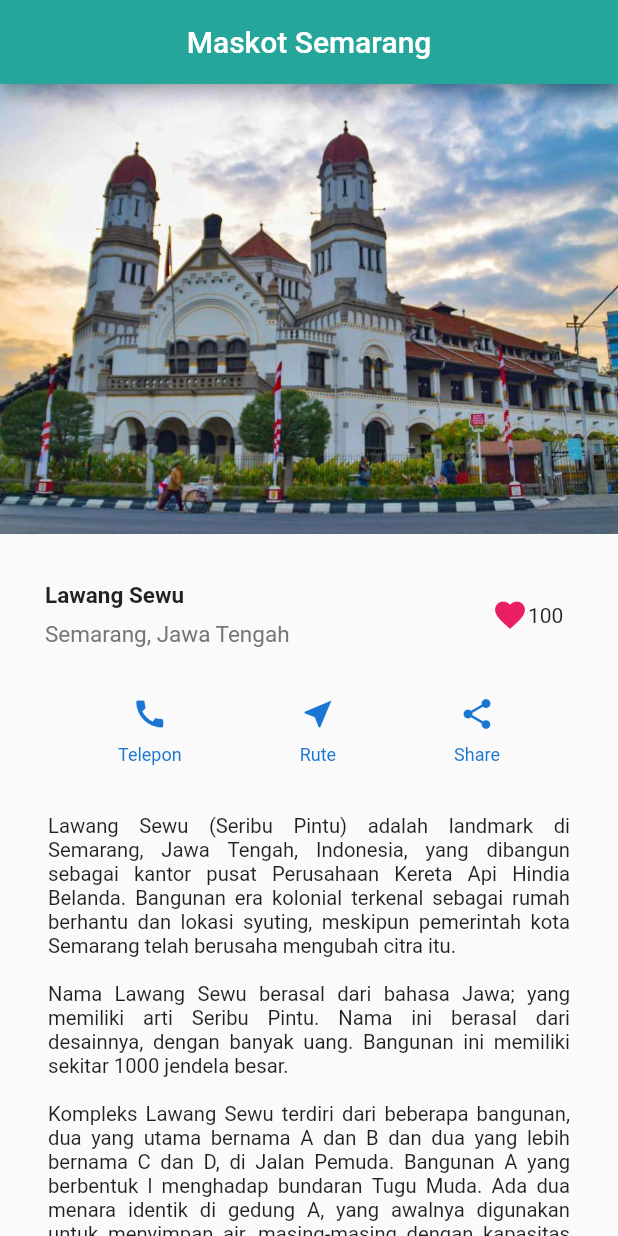
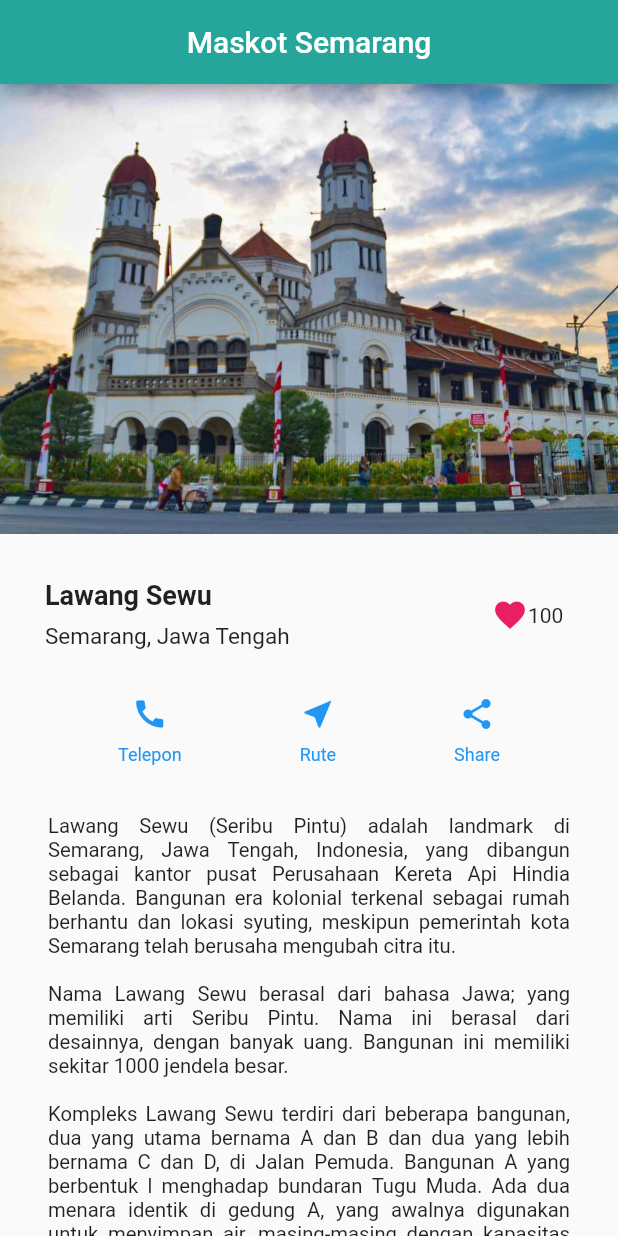
Before and after one commit to Dindoot/UTS-Pemrograman-Mobile-1, a Flutter app: the screen it shows after launch, on a phone screen of 412 x 824 dp. Run offline on Flutter 3.47's test engine with Material 2 defaults, Android fonts, the light colour scheme and no system bars.

Commit message:
Add Dark & Light Theme

```diff
--- a/lib/main.dart
+++ b/lib/main.dart
@@ -17,10 +17,10 @@ class MyApp extends StatelessWidget {
               Container(
                 padding: const EdgeInsets.only(bottom: 8),
                 child: Text('Lawang Sewu',
-                    style: TextStyle(fontWeight: FontWeight.bold, fontSize: 15)),
+                    style: TextStyle(fontWeight: FontWeight.bold, fontSize: 18)),
               ),
               Text('Semarang, Jawa Tengah',
-                  style: TextStyle(color: Colors.grey[600], fontSize: 15))
+                  style: TextStyle(fontSize: 15))
             ],
           )),
           FavoriteWidget()
@@ -28,7 +28,7 @@ class MyApp extends StatelessWidget {
       ),
     );
 
-    Color color = Theme.of(context).primaryColorDark;
+    Color color = Theme.of(context).primaryColor;
 
     Widget nahiaIcon = Container(
       child: Row(
@@ -53,6 +53,8 @@ class MyApp extends StatelessWidget {
 
     return MaterialApp(
       title: 'Dindoot',
+      theme: ThemeData.light(),
+      darkTheme: ThemeData.dark(),
       home: Scaffold(
           appBar: AppBar(
               backgroundColor: Colors.teal[400],
```
